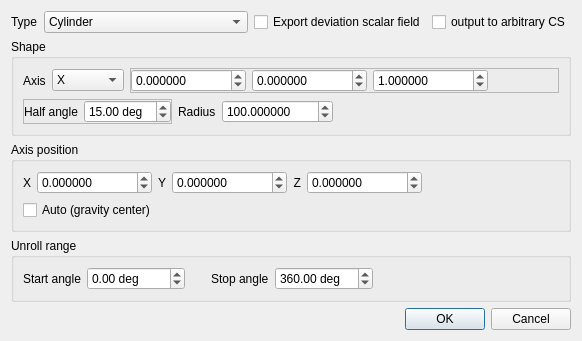
The window that qCC/ui_templates/unrollDlg.ui (CloudCompare/CloudCompare) describes before a commit, drawn with Qt 5.
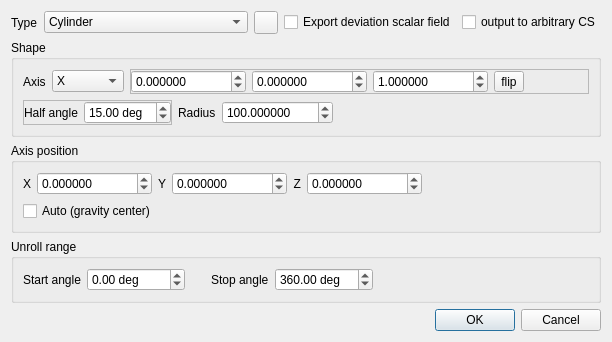
The same window after the commit. Icons and pictures are not drawn.

Commit message: Various new unroll features (+ glitch fix)

What changed in the file:
```diff
--- a/qCC/ui_templates/unrollDlg.ui
+++ b/qCC/ui_templates/unrollDlg.ui
@@ -6,7 +6,7 @@
    <rect>
     <x>0</x>
     <y>0</y>
-    <width>520</width>
+    <width>600</width>
     <height>320</height>
    </rect>
   </property>
@@ -47,6 +47,17 @@
        </item>
       </widget>
      </item>
+     <item>
+      <widget class="QToolButton" name="fromEntityToolButton">
+       <property name="toolTip">
+        <string>Load parameters from a cylinder in the DB tree</string>
+       </property>
+       <property name="icon">
+        <iconset resource="../icons.qrc">
+         <normaloff>:/CC/images/dbContainerSymbol.png</normaloff>:/CC/images/dbContainerSymbol.png</iconset>
+       </property>
+      </widget>
+     </item>
      <item>
       <spacer>
        <property name="orientation">
@@ -209,6 +220,13 @@
              </property>
             </widget>
            </item>
+           <item>
+            <widget class="QToolButton" name="flipxAxisToolButton">
+             <property name="text">
+              <string>flip</string>
+             </property>
+            </widget>
+           </item>
            <item>
             <spacer name="horizontalSpacer_5">
              <property name="orientation">
```
Left out of the diff: 4 changed lines with no effect on the pictures. The commit also changes 5 other files.
